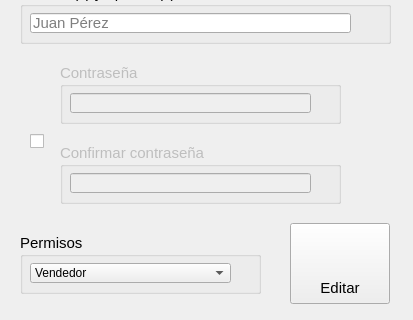
First picture: the form in ui/Ui_EditarUsuario.ui, repository ivanperez-7/printpos, before the edit; both pictures show x 0 to 413 and y 207 to 527 of the 413 by 527 pixel window.
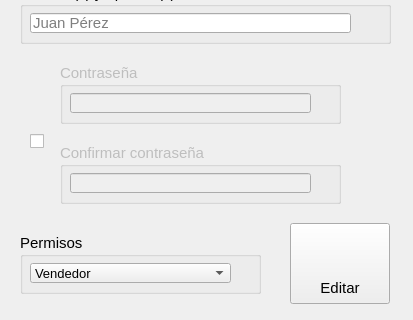
Second picture: the form after the edit. Icons and pictures are not drawn.

The edit to the form file:
```diff
--- a/ui/Ui_EditarUsuario.ui
+++ b/ui/Ui_EditarUsuario.ui
@@ -372,7 +372,7 @@
     <property name="font">
      <font>
       <family>Segoe UI</family>
-      <pointsize>9</pointsize>
+      <pointsize>10</pointsize>
      </font>
     </property>
     <property name="styleSheet">
```
Left out of the diff: 2 changed lines with no effect on the pictures.
